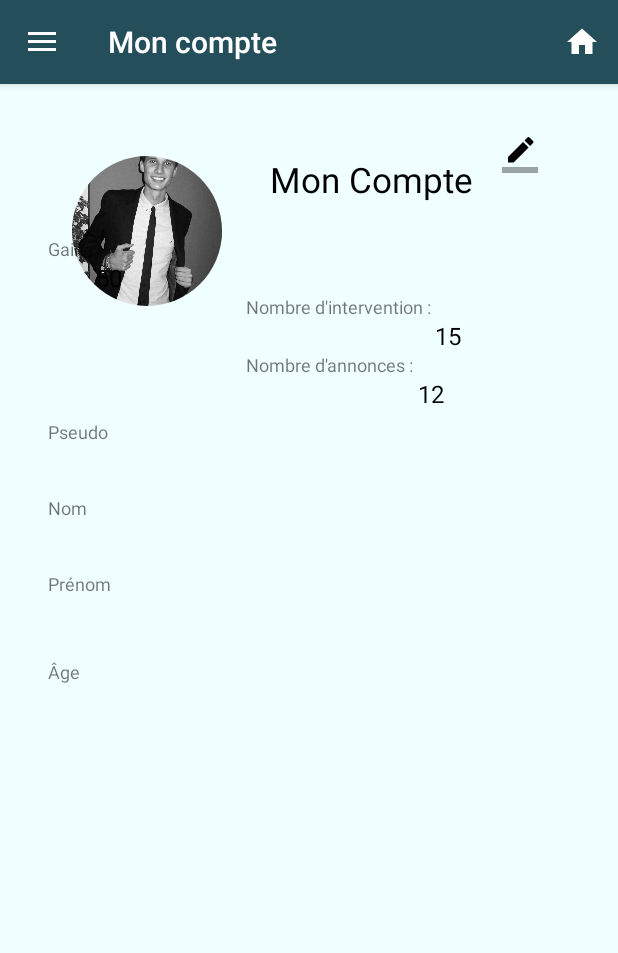
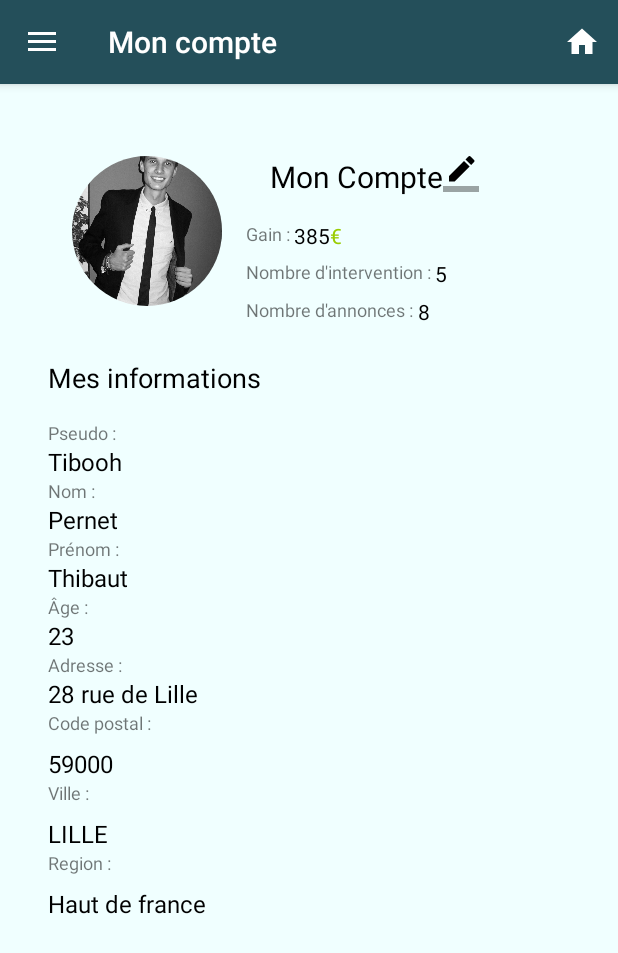
Before and after one commit to Tibooh/SaveMyDevice, an Android app: the fragment ProfilFragment placed in its activity, on a phone screen of 412 x 824 dp. Shown: the top 953 px of the screen. Run offline under Robolectric (Android 15) with nearby library versions, the phone set to English and light mode, and no system bars; our stand-ins replace CircleImageView, Firebase (no records; nobody signed in at launch, a user with empty details on screens opened directly); libraries missing offline, so code that uses them is left out: junit.framework.

Commit message:
Affichage informations user connecté en cliquant sur sa photo + fix bug ajout demande

```diff
--- a/app/src/main/java/com/eservices/tandrentreprise/savemydevice/MyApplication.java
+++ b/app/src/main/java/com/eservices/tandrentreprise/savemydevice/MyApplication.java
@@ -63,15 +63,6 @@ public class MyApplication extends Application {
     public void getConnectedUser(){
         auth = FirebaseAuth.getInstance();
 
-        /**TODO recuperation des infos dans la table user en fonction du login connecté
-         *  public String pseudo;
-         public String nom;
-         public String prenom;
-         public Area region;
-         public int age;
-         public String mail;
-         */
-
         connectedUser = new User("", "" ,"Tibooh", "Pernet", "Thibaut", Area.HDF, 23, "28 rue de Lille", "59000" ,"LILLE", 5, 8, 385);
 
     }
--- a/app/src/main/java/com/eservices/tandrentreprise/savemydevice/fragments/CreateDemandFragment.java
+++ b/app/src/main/java/com/eservices/tandrentreprise/savemydevice/fragments/CreateDemandFragment.java
@@ -121,10 +121,12 @@ public class CreateDemandFragment extends Fragment {
     public void  addDemande(Demande demande){
         //Insertion dans la base de données
         DatabaseReference ref = database.getReference("demandes");
-        String idDemande = userId + ';' + demande.getTitle();
-        Map<String, Demande> demandes = new HashMap<String, Demande>();
-        demandes.put(idDemande,demande);
+        String idDemande = ref.push().getKey();
+        ref.child(idDemande).setValue(demande);
 
-        ref.setValue(demandes);
+        //Map<String, Demande> demandes = new HashMap<String, Demande>();
+        //demandes.put(idDemande,demande);
+
+        //ref.setValue(demandes);
     }
 }
--- a/app/src/main/java/com/eservices/tandrentreprise/savemydevice/fragments/ProfilFragment.java
+++ b/app/src/main/java/com/eservices/tandrentreprise/savemydevice/fragments/ProfilFragment.java
@@ -3,16 +3,20 @@ package com.eservices.tandrentreprise.savemydevice.fragments;
 import android.os.Bundle;
 import android.support.v4.app.Fragment;
 import android.support.v4.app.FragmentTransaction;
+import android.support.v4.view.GravityCompat;
+import android.support.v4.widget.DrawerLayout;
 import android.view.LayoutInflater;
 import android.view.View;
 import android.view.ViewGroup;
 import android.widget.ArrayAdapter;
 import android.widget.Button;
 import android.widget.EditText;
+import android.widget.ImageView;
 import android.widget.Spinner;
 import android.widget.TextView;
 import android.widget.Toast;
 
+import com.eservices.tandrentreprise.savemydevice.MyApplication;
 import com.eservices.tandrentreprise.savemydevice.R;
 import com.eservices.tandrentreprise.savemydevice.model.Area;
 import com.eservices.tandrentreprise.savemydevice.model.Demande;
@@ -40,17 +44,49 @@ public class ProfilFragment extends Fragment {
     private TextView gainTotal;
     Button validate;
 
-
-        private final FirebaseDatabase database = FirebaseDatabase.getInstance();
-        private String userId= FirebaseAuth.getInstance().getCurrentUser().getUid();
+    MyApplication app;
 
     @Override
     public View onCreateView(LayoutInflater inflater, ViewGroup container, Bundle savedInstanceState) {
         View v = inflater.inflate(R.layout.fragment_profil, null);
+
+        app = (MyApplication) getActivity().getApplication();
+
         // TODO : Affichage des infos (3.1)
         pseudo = (TextView) v.findViewById(R.id.tv_pseudo);
         nom = (TextView) v.findViewById(R.id.tv_nom);
         prenom = (TextView) v.findViewById(R.id.tv_prenom);
+        region = (TextView) v.findViewById(R.id.tv_area);
+        age = (TextView) v.findViewById(R.id.tv_age);
+        adresse = (TextView) v.findViewById(R.id.tv_adresse);
+        codePostal = (TextView) v.findViewById(R.id.tv_codePostal);
+        ville = (TextView) v.findViewById(R.id.tv_ville);
+        nbIntervention = (TextView) v.findViewById(R.id.tv_intervention);
+        nbAnnonces = (TextView) v.findViewById(R.id.tv_annonce);
+        gainTotal = (TextView) v.findViewById(R.id.tv_gain);
+
+        pseudo.setText(app.connectedUser.getPseudo());
+        nom.setText(app.connectedUser.getNom());
+        prenom.setText(app.connectedUser.getPrenom());
+        region.setText(app.connectedUser.getRegion());
+        age.setText(""+app.connectedUser.getAge());
+        adresse.setText(app.connectedUser.getAdresse());
+        codePostal.setText(app.connectedUser.getCodePostal());
+        ville.setText(app.connectedUser.getVille());
+        nbIntervention.setText(""+app.connectedUser.getNbIntervention());
+        nbAnnonces.setText(""+app.connectedUser.getNbAnnonces());
+        gainTotal.setText(""+app.connectedUser.getGainTotal());
+
+
+        ImageView img = (ImageView) v.findViewById(R.id.account_update);
+        img.setOnClickListener(new View.OnClickListener() {
+            public void onClick(View v) {
+                Fragment fragment = new ProfilFragment();
+                FragmentTransaction ft = getActivity().getSupportFragmentManager().beginTransaction();
+                ft.replace(R.id.content_frame, fragment);
+                ft.commit();
+            }
+        });
 
         return v;
     }
--- a/app/src/main/java/com/eservices/tandrentreprise/savemydevice/fragments/SignupFragment.java
+++ b/app/src/main/java/com/eservices/tandrentreprise/savemydevice/fragments/SignupFragment.java
@@ -102,13 +102,12 @@ public class SignupFragment extends Fragment {
                                             Toast.LENGTH_SHORT).show();
                                 } else {
                                     FirebaseDatabase database = FirebaseDatabase.getInstance();
-
                                     //Insertion dans la base de new user
                                     DatabaseReference ref = database.getReference("users");
 
-                                    User connectedUser = new User( auth.getCurrentUser().getUid(),  auth.getCurrentUser().getProviderId(), "", "", "", "", 0, "", "", "", 0, 0, 0);
+                                    User connectedUser = new User( "",  "", "", "", "", "", 0, "", "", "", 0, 0, 0);
 
-                                    String idUser = auth.getCurrentUser().getUid();
+                                    String idUser = ref.push().getKey();
 
                                     ref.child(idUser).setValue(connectedUser);
 
--- a/app/src/main/res/layout/fragment_profil.xml
+++ b/app/src/main/res/layout/fragment_profil.xml
@@ -28,25 +28,24 @@
                 android:id="@+id/header_title"
                 android:layout_width="match_parent"
                 android:layout_height="wrap_content"
-                android:paddingBottom="6dp"
+                android:layout_margin="16dp"
+                android:layout_marginBottom="16dp"
                 android:layout_toRightOf="@+id/img">
+
                 <TextView
                     android:id="@+id/profil_account"
-                    android:layout_margin="16dp"
-                    android:layout_marginBottom="16dp"
-                    android:textSize="23sp"
+                    android:textSize="20sp"
                     android:textColor="#000000"
                     android:layout_width="wrap_content"
                     android:layout_height="wrap_content"
                     android:text="Mon Compte"/>
                 <ImageView
                     android:id="@+id/account_update"
-                    android:layout_margin="3dp"
-                    android:layout_marginBottom="16dp"
                     android:layout_width="wrap_content"
                     android:layout_height="wrap_content"
                     android:src="@drawable/ic_modif"
-                    android:layout_toRightOf="@+id/profil_account"/>
+                    android:layout_toRightOf="@+id/profil_account"
+                    android:layout_toEndOf="@+id/profil_account"/>
             </RelativeLayout>
 
             <RelativeLayout
@@ -54,9 +53,9 @@
                 android:layout_width="match_parent"
                 android:layout_height="wrap_content"
                 android:layout_toRightOf="@+id/img"
+                android:layout_marginBottom="6dp"
                 android:layout_below="@+id/header_title"
-                android:layout_alignParentLeft="true"
-                android:layout_alignParentStart="true">
+                >
 
                 <TextView
                     android:id="@+id/label_gain"
@@ -67,13 +66,22 @@
 
                 <TextView
                     android:id="@+id/tv_gain"
-                    android:layout_below="@id/label_gain"
                     android:layout_width="wrap_content"
                     android:layout_height="wrap_content"
-                    android:textSize="16sp"
+                    android:textSize="14sp"
                     android:textColor="@android:color/black"
                     android:text="50"
-                    android:layout_toRightOf="@+id/label_gain"/>
+                    android:layout_toRightOf="@+id/label_gain"
+                    android:layout_toEndOf="@+id/label_gain"/>
+
+                <TextView
+                    android:layout_width="wrap_content"
+                    android:layout_height="wrap_content"
+                    android:textSize="14sp"
+                    android:textColor="@android:color/holo_green_light"
+                    android:text="€"
+                    android:layout_toRightOf="@+id/tv_gain"
+                    android:layout_toEndOf="@+id/tv_gain"/>
             </RelativeLayout>
 
             <RelativeLayout
@@ -81,6 +89,7 @@
                 android:layout_below="@id/header_gain"
                 android:layout_width="match_parent"
                 android:layout_height="wrap_content"
+                android:layout_marginBottom="6dp"
                 android:layout_toRightOf="@+id/img">
 
                 <TextView
@@ -92,13 +101,13 @@
 
                 <TextView
                     android:id="@+id/tv_intervention"
-                    android:layout_below="@id/label_intervention"
                     android:layout_width="wrap_content"
                     android:layout_height="wrap_content"
-                    android:textSize="16sp"
+                    android:textSize="14sp"
                     android:textColor="@android:color/black"
                     android:text="15"
-                    android:layout_toRightOf="@+id/label_intervention"/>
+                    android:layout_toRightOf="@+id/label_intervention"
+                    android:layout_toEndOf="@+id/label_intervention"/>
 
             </RelativeLayout>
 
@@ -106,6 +115,7 @@
                 android:layout_width="match_parent"
                 android:layout_height="wrap_content"
                 android:layout_below="@id/header_intervention"
+                android:layout_marginBottom="6dp"
                 android:layout_toRightOf="@+id/img">
 
                 <TextView
@@ -117,30 +127,42 @@
 
                 <TextView
                     android:id="@+id/tv_annonce"
-                    android:layout_below="@id/label_annonce"
                     android:layout_width="wrap_content"
                     android:layout_height="wrap_content"
-                    android:textSize="16sp"
+                    android:textSize="14sp"
                     android:textColor="@android:color/black"
                     android:text="12"
-                    android:layout_toRightOf="@+id/label_annonce"/>
+                    android:layout_toRightOf="@+id/label_annonce"
+                    android:layout_toEndOf="@+id/label_annonce"
+                    />
 
             </RelativeLayout>
+        </RelativeLayout>
 
+
+        <RelativeLayout
+            android:layout_width="match_parent"
+            android:layout_height="wrap_content"
+            android:paddingTop="16dp"
+            android:paddingBottom="16dp">
+            <TextView
+                android:textSize="18sp"
+                android:textColor="#000000"
+                android:layout_width="wrap_content"
+                android:layout_height="wrap_content"
+                android:text="Mes informations"/>
         </RelativeLayout>
 
         <RelativeLayout
             android:layout_width="match_parent"
-            android:layout_height="wrap_content"
-            android:paddingTop="6dp"
-            android:paddingBottom="6dp">
+            android:layout_height="wrap_content">
 
             <TextView
                 android:id="@+id/label_pseudo"
                 android:layout_width="wrap_content"
                 android:layout_height="wrap_content"
                 android:textSize="12sp"
-                android:text="Pseudo"/>
+                android:text="Pseudo : "/>
 
             <TextView
                 android:id="@+id/tv_pseudo"
@@ -154,16 +176,14 @@
 
         <RelativeLayout
             android:layout_width="match_parent"
-            android:layout_height="wrap_content"
-            android:paddingTop="6dp"
-            android:paddingBottom="6dp">
+            android:layout_height="wrap_content">
 
             <TextView
                 android:id="@+id/label_nom"
                 android:layout_width="wrap_content"
                 android:layout_height="wrap_content"
                 android:textSize="12sp"
-                android:text="Nom"/>
+                android:text="Nom : "/>
 
             <TextView
                 android:id="@+id/tv_nom"
@@ -177,17 +197,14 @@
 
         <RelativeLayout
             android:layout_width="match_parent"
-            android:layout_height="wrap_content"
-            android:paddingTop="6dp"
-            android:paddingBottom="6dp">
+            android:layout_height="wrap_content">
 
             <TextView
                 android:id="@+id/label_prenom"
                 android:layout_width="wrap_content"
                 android:layout_height="wrap_content"
-                android:layout_marginBottom="8dp"
                 android:textSize="12sp"
-                android:text="Prénom"/>
+                android:text="Prénom : "/>
 
             <TextView
                 android:id="@+id/tv_prenom"
@@ -201,17 +218,14 @@
 
         <RelativeLayout
             android:layout_width="match_parent"
-            android:layout_height="wrap_content"
-            android:paddingTop="6dp"
-            android:paddingBottom="6dp">
+            android:layout_height="wrap_content">
 
             <TextView
                 android:id="@+id/label_age"
                 android:layout_width="wrap_content"
                 android:layout_height="wrap_content"
-                android:layout_marginBottom="8dp"
                 android:textSize="12sp"
-                android:text="Âge"/>
+                android:text="Âge : "/>
 
             <TextView
                 android:id="@+id/tv_age"
@@ -223,6 +237,93 @@
 
         </RelativeLayout>
 
+        <RelativeLayout
+            android:layout_width="match_parent"
+            android:layout_height="wrap_content">
+
+            <TextView
+                android:id="@+id/label_adresse"
+                android:layout_width="wrap_content"
+                android:layout_height="wrap_content"
+                android:textSize="12sp"
+                android:text="Adresse : "/>
+
+            <TextView
+                android:id="@+id/tv_adresse"
+                android:layout_below="@id/label_adresse"
+                android:layout_width="wrap_content"
+                android:layout_height="wrap_content"
+                android:textSize="16sp"
+                android:textColor="@android:color/black"/>
+
+        </RelativeLayout>
+
+        <RelativeLayout
+            android:layout_width="match_parent"
+            android:layout_height="wrap_content">
+
+            <TextView
+                android:id="@+id/label_codePostal"
+                android:layout_width="wrap_content"
+                android:layout_height="wrap_content"
+                android:layout_marginBottom="8dp"
+                android:textSize="12sp"
+                android:text="Code postal : "/>
+
+            <TextView
+                android:id="@+id/tv_codePostal"
+                android:layout_below="@id/label_codePostal"
+                android:layout_width="wrap_content"
+                android:layout_height="wrap_content"
+                android:textSize="16sp"
+                android:textColor="@android:color/black"/>
+
+        </RelativeLayout>
+
+        <RelativeLayout
+            android:layout_width="match_parent"
+            android:layout_height="wrap_content">
+
+            <TextView
+                android:id="@+id/label_ville"
+                android:layout_width="wrap_content"
+                android:layout_height="wrap_content"
+                android:layout_marginBottom="8dp"
+                android:textSize="12sp"
+                android:text="Ville : "/>
+
+            <TextView
+                android:id="@+id/tv_ville"
+                android:layout_below="@id/label_ville"
+                android:layout_width="wrap_content"
+                android:layout_height="wrap_content"
+                android:textSize="16sp"
+                android:textColor="@android:color/black"/>
+
+        </RelativeLayout>
+
+        <RelativeLayout
+            android:layout_width="match_parent"
+            android:layout_height="wrap_content">
+
+            <TextView
+                android:id="@+id/label_area"
+                android:layout_width="wrap_content"
+                android:layout_height="wrap_content"
+                android:layout_marginBottom="8dp"
+                android:textSize="12sp"
+                android:text="Region : "/>
+
+            <TextView
+                android:id="@+id/tv_area"
+                android:layout_below="@id/label_area"
+                android:layout_width="wrap_content"
+                android:layout_height="wrap_content"
+                android:textSize="16sp"
+                android:textColor="@android:color/black"/>
+
+        </RelativeLayout>
+
     </LinearLayout>
 
 </LinearLayout>
```
